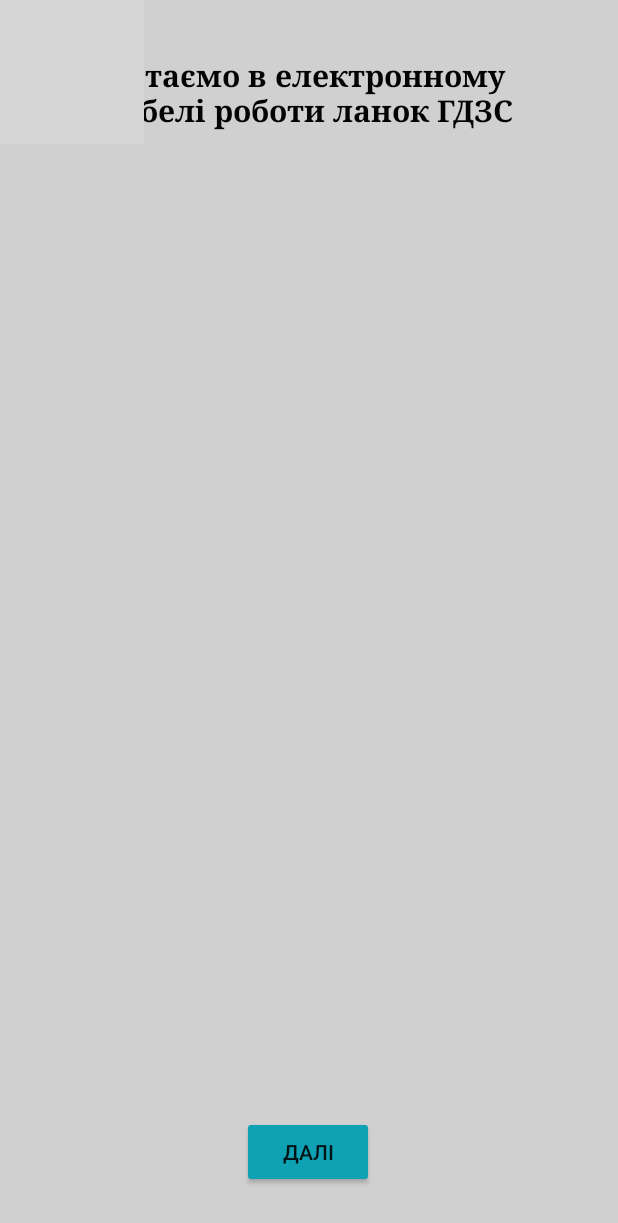
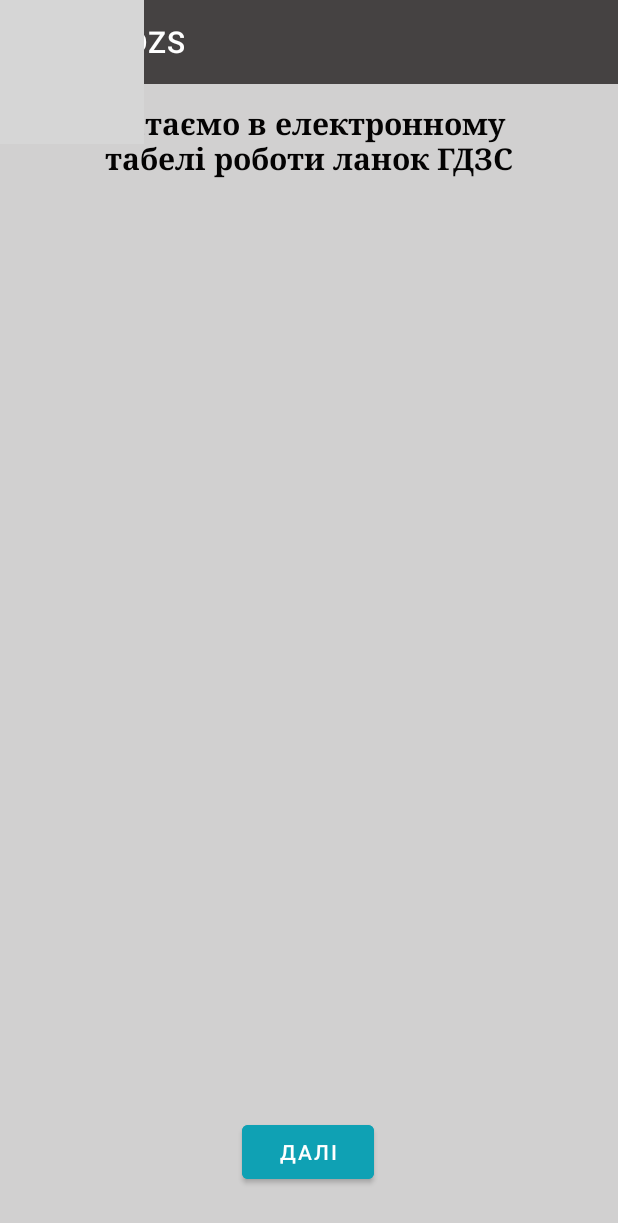
Before and after one commit to VadimKravchenkoDev/GDZS_RELOAD, an Android app: the screen it shows after launch (MainActivity), on a phone screen of 412 x 824 dp. Shown: the top 1223 px of the screen. Run offline under Robolectric (Android 15) with nearby library versions, the phone set to English and light mode, and no system bars; grey boxes are pictures that could not be loaded.

Commit message:
menu ver.1.7

```diff
--- a/app/build.gradle
+++ b/app/build.gradle
@@ -2,6 +2,7 @@ plugins {
     id 'com.android.application'
     id 'org.jetbrains.kotlin.android'
 }
+
 
 android {
     namespace 'com.kravchenko_vadim.gdzs'
--- a/app/src/main/java/com/kravchenko_vadim/gdzs/MainActivity.kt
+++ b/app/src/main/java/com/kravchenko_vadim/gdzs/MainActivity.kt
@@ -3,20 +3,60 @@ package com.kravchenko_vadim.gdzs
 import android.content.Intent
 import androidx.appcompat.app.AppCompatActivity
 import android.os.Bundle
+import android.view.MenuItem
+import android.view.WindowManager
+import android.widget.Toast
+import androidx.appcompat.app.ActionBarDrawerToggle
+import androidx.appcompat.widget.Toolbar
+import androidx.core.view.GravityCompat
+import com.google.android.material.navigation.NavigationView
 import com.kravchenko_vadim.gdzs.databinding.ActivityMainBinding
 
-class MainActivity : AppCompatActivity() {
+class MainActivity : AppCompatActivity(), NavigationView.OnNavigationItemSelectedListener {
     lateinit var binding: ActivityMainBinding
-
     override fun onCreate(savedInstanceState: Bundle?) {
+        super.onCreate(savedInstanceState)
         binding = ActivityMainBinding.inflate(layoutInflater)
-        super.onCreate(savedInstanceState)
         setContentView(binding.root)
-        //перехід на наступний єкран
+        val toolbar = findViewById<Toolbar>(R.id.toolbar)
+        setSupportActionBar(findViewById<Toolbar>(R.id.toolbar))
+        val toggle = ActionBarDrawerToggle(this, binding.drawerLayout, toolbar, R.string.open, R.string.close)
+        binding.drawerLayout.addDrawerListener(toggle)
+        toggle.syncState()
+        binding.navView.setNavigationItemSelectedListener(this)
+        getWindow().setFlags(
+            WindowManager.LayoutParams.FLAG_FULLSCREEN,
+            WindowManager.LayoutParams.FLAG_FULLSCREEN
+        )
         binding.buttonNext.setOnClickListener {
             val intent = Intent(this, MainActivity2::class.java)
             startActivity(intent)
-           overridePendingTransition(R.anim.fade_in, R.anim.fade_out)
+            overridePendingTransition(R.anim.fade_in, R.anim.fade_out)
         }
     }
+
+    override fun onNavigationItemSelected(item: MenuItem): Boolean {
+        when(item.itemId){
+            R.id.ac_sign_in -> {
+                Toast.makeText(this, "pressed", Toast.LENGTH_SHORT).show()
+            }
+            R.id.ac_sign_up -> {
+                Toast.makeText(this, "pressed", Toast.LENGTH_SHORT).show()
+            }
+            R.id.ac_sign_out -> {
+                Toast.makeText(this, "pressed", Toast.LENGTH_SHORT).show()
+            }
+            R.id.guidebook_cat2 -> {
+                Toast.makeText(this, "pressed", Toast.LENGTH_SHORT).show()
+            }
+            R.id.settings_cat3 -> {
+                Toast.makeText(this, "pressed", Toast.LENGTH_SHORT).show()
+            }
+            R.id.about_cat4 -> {
+                Toast.makeText(this, "pressed", Toast.LENGTH_SHORT).show()
+            }
+        }
+        binding.drawerLayout.closeDrawer(GravityCompat.START)
+        return true
+    }
 }
--- a/app/src/main/res/layout/activity_drawer.xml
+++ b/app/src/main/res/layout/activity_drawer.xml
@@ -8,7 +8,7 @@
     android:id="@+id/drawerLayout"
     tools:openDrawer="start">
     <include
-        layout="@layout/activity_header"
+        layout="@layout/activity_toolbar"
         android:layout_width="match_parent"
         android:layout_height="match_parent"/>
     <com.google.android.material.navigation.NavigationView
--- a/app/src/main/res/layout/activity_main.xml
+++ b/app/src/main/res/layout/activity_main.xml
@@ -1,13 +1,23 @@
 <?xml version="1.0" encoding="utf-8"?>
-<androidx.constraintlayout.widget.ConstraintLayout xmlns:android="http://schemas.android.com/apk/res/android"
+<androidx.drawerlayout.widget.DrawerLayout xmlns:android="http://schemas.android.com/apk/res/android"
     xmlns:app="http://schemas.android.com/apk/res-auto"
     xmlns:tools="http://schemas.android.com/tools"
+    android:id="@+id/drawerLayout"
+    android:layout_width="match_parent"
+    android:layout_height="match_parent"
+    android:fitsSystemWindows="true"
+    android:windowFullscreen="true"
+    tools:openDrawer="start">
+    <androidx.constraintlayout.widget.ConstraintLayout
         android:id="@+id/mainConstrain"
         android:layout_width="match_parent"
         android:layout_height="match_parent"
         android:background="#D1D0D0"
         tools:context=".MainActivity">
-
+        <include
+            layout="@layout/activity_toolbar"
+            android:layout_width="match_parent"
+            android:layout_height="wrap_content" />
         <ImageView
             android:id="@+id/imageFireman"
             android:layout_width="wrap_content"
@@ -17,7 +27,6 @@
             app:layout_constraintHorizontal_bias="0.0"
             app:layout_constraintStart_toStartOf="parent"
             app:layout_constraintTop_toTopOf="parent" />
-
         <Button
             android:id="@+id/buttonNext"
             android:layout_width="wrap_content"
@@ -30,12 +39,11 @@
             app:layout_constraintEnd_toEndOf="parent"
             app:layout_constraintHorizontal_bias="0.498"
             app:layout_constraintStart_toStartOf="parent" />
-
         <TextView
             android:id="@+id/textWelcome"
             android:layout_width="330dp"
             android:layout_height="60dp"
-        android:layout_marginTop="32dp"
+            android:layout_marginTop="64dp"
             android:fontFamily="serif"
             android:gravity="center"
             android:text="@string/welcome"
@@ -44,6 +52,15 @@
             android:textStyle="bold"
             app:layout_constraintEnd_toEndOf="parent"
             app:layout_constraintStart_toStartOf="parent"
-        app:layout_constraintTop_toTopOf="@+id/imageFireman" />
-
+            app:layout_constraintTop_toTopOf="parent" />
     </androidx.constraintlayout.widget.ConstraintLayout>
+    <com.google.android.material.navigation.NavigationView
+        android:id="@+id/navView"
+        android:layout_width="wrap_content"
+        android:layout_height="match_parent"
+        android:layout_gravity="start"
+        android:fitsSystemWindows="true"
+        app:headerLayout="@layout/nav_header_main"
+        app:menu="@menu/drawer_main_menu"
+        app:layout_behavior="@string/appbar_scrolling_view_behavior" />
+</androidx.drawerlayout.widget.DrawerLayout>
--- a/app/src/main/res/layout/activity_header.xml
+++ b/app/src/main/res/layout/activity_toolbar.xml
@@ -3,7 +3,6 @@
     xmlns:app="http://schemas.android.com/apk/res-auto"
     android:layout_width="match_parent"
     android:layout_height="match_parent">
-
     <androidx.appcompat.widget.Toolbar
         android:id="@+id/toolbar"
         android:layout_width="match_parent"
--- a/app/src/main/res/layout/nav_header_main.xml
+++ b/app/src/main/res/layout/nav_header_main.xml
@@ -5,7 +5,6 @@
     android:layout_width="match_parent"
     android:layout_height="170dp"
     android:background="#454242">
-
     <ImageView
         android:id="@+id/imAccountImage"
         android:layout_width="wrap_content"
@@ -14,8 +13,7 @@
         android:layout_marginTop="16dp"
         app:layout_constraintStart_toStartOf="parent"
         app:layout_constraintTop_toTopOf="parent"
-        app:srcCompat="@drawable/ic_launcher_foreground" />
-
+        android:src="@drawable/ic_launcher_foreground" />
     <TextView
         android:id="@+id/tvAccountEmail"
         android:layout_width="0dp"
--- a/app/src/main/res/menu/drawer_main_menu.xml
+++ b/app/src/main/res/menu/drawer_main_menu.xml
@@ -15,7 +15,10 @@
                 />
         </menu>
     </item>
-    <item android:title="@string/guidebook_cat2"></item>
-    <item android:title="@string/settings_cat3"></item>
-    <item android:title="@string/about_cat4"></item>
+    <item android:title="@string/guidebook_cat2"
+        android:id="@+id/guidebook_cat2"></item>
+    <item android:title="@string/settings_cat3"
+        android:id="@+id/settings_cat3"></item>
+    <item android:title="@string/about_cat4"
+        android:id="@+id/about_cat4"></item>
 </menu>
--- a/app/src/main/res/values/strings.xml
+++ b/app/src/main/res/values/strings.xml
@@ -46,6 +46,8 @@
     <string name="guidebook_cat2">Довідник</string>
     <string name="settings_cat3">Налаштування</string>
     <string name="about_cat4">Про додаток</string>
+    <string name="open">Open</string>
+    <string name="close">Close</string>
 
 
 
--- a/app/src/main/res/values/themes.xml
+++ b/app/src/main/res/values/themes.xml
@@ -12,20 +12,15 @@
         <!-- Status bar color. -->
         <item name="android:statusBarColor">#D1D0D0</item>
         <!-- Customize your theme here. -->
-        <item name="windowActionBar">true</item>
+        <item name="windowActionBar">false</item>
         <item name="windowNoTitle">true</item>
         <item name="android:windowFullscreen">false</item>
         <item name="android:screenOrientation">portrait</item>
-
-
     </style>
-
     <style name="Theme.GDZS.NoActionBar">
         <item name="windowActionBar">false</item>
         <item name="windowNoTitle">true</item>
     </style>
-
     <style name="Theme.GDZS.AppBarOverlay" parent="ThemeOverlay.AppCompat.Dark.ActionBar" />
-
     <style name="Theme.GDZS.PopupOverlay" parent="ThemeOverlay.AppCompat.Light" />
 </resources>
```
Also changed, not shown: app/src/main/AndroidManifest.xml (+4 -4 lines). Lines whose indentation alone changed are shown as unchanged.
